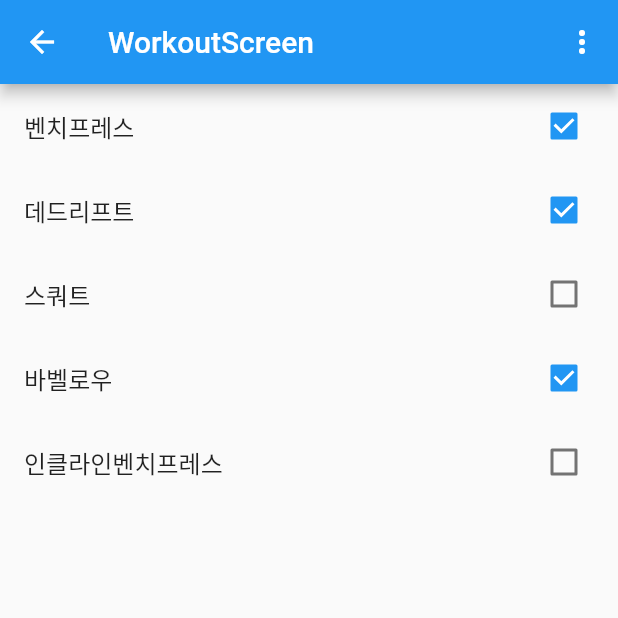
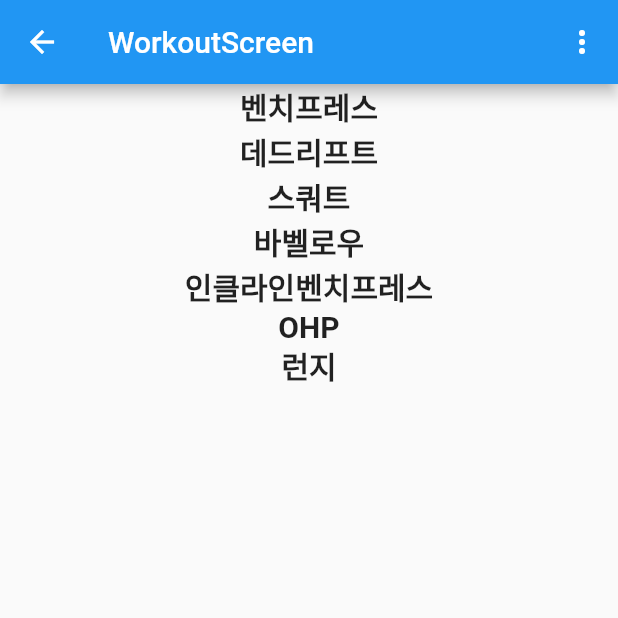
Before and after one commit to pyowonsik/flutter_riverpod_playground, a Flutter app: the WorkoutScreen screen opened directly, on a phone screen of 412 x 824 dp, the top half of it. Run offline on Flutter 3.47's test engine with Material 2 defaults, Android fonts, the light colour scheme and no system bars; our stand-ins replace flutter_riverpod.

Commit message:
refactor : 오타 수정

```diff
--- a/flutter_riverpod_playground/lib/riverpod/workout_provider.dart
+++ b/flutter_riverpod_playground/lib/riverpod/workout_provider.dart
@@ -4,21 +4,21 @@ import 'package:flutter_riverpod_playground/riverpod/state_notifier_provider_2.d
 
 final filteredWorkoutProvider = Provider<List<WorkoutModel>>((ref) {
   final workoutListState = ref.watch(workoutListProvider);
-  final fillterState = ref.watch(filterProvider);
+  final filterState = ref.watch(filterProvider);
 
-  if (fillterState == FillterState.all) {
+  if (filterState == FilterState.all) {
     return workoutListState;
   }
   return workoutListState
-      .where((e) => fillterState == FillterState.upper
+      .where((e) => filterState == FilterState.upper
           ? e.target == '상체'
           : e.target == '하체')
       .toList();
 });
 
-final filterProvider = StateProvider<FillterState>((ref) => FillterState.all);
+final filterProvider = StateProvider<FilterState>((ref) => FilterState.all);
 
-enum FillterState { upper, lower, all }
+enum FilterState { upper, lower, all }
 
 final workoutListProvider =
     StateNotifierProvider<WorkOutListNotfier, List<WorkoutModel>>(
@@ -38,6 +38,10 @@ class WorkOutListNotfier extends StateNotifier<List<WorkoutModel>> {
                 name: '바벨로우', weight: 100, isSuccess: true, target: '상체'),
             WorkoutModel(
                 name: '인클라인벤치프레스', weight: 90, isSuccess: false, target: '상체'),
+            WorkoutModel(
+                name: 'OHP', weight: 65, isSuccess: false, target: '상체'),
+            WorkoutModel(
+                name: '런지', weight: 700, isSuccess: false, target: '하체'),
           ],
         );
 
--- a/flutter_riverpod_playground/lib/screen/workout_screen.dart
+++ b/flutter_riverpod_playground/lib/screen/workout_screen.dart
@@ -14,7 +14,7 @@ class WorkoutScreen extends ConsumerWidget {
         title: Text('WorkoutScreen'),
         actions: [
           PopupMenuButton(
-            itemBuilder: (_) => FillterState.values
+            itemBuilder: (_) => FilterState.values
                 .map((e) => PopupMenuItem(
                       value: e,
                       child: Text(e.name),
@@ -28,14 +28,12 @@ class WorkoutScreen extends ConsumerWidget {
       ),
       body: ListView(
           children: state
-              .map((e) => CheckboxListTile(
-                  title: Text(e.name),
-                  value: e.isSuccess,
-                  onChanged: (bool? value) {
-                    ref
-                        .read(workoutListProvider.notifier)
-                        .toggleIsSuccess(e.name);
-                  }))
+              .map((e) => Center(
+                      child: Text(
+                    e.name,
+                    style: const TextStyle(
+                        fontSize: 20, fontWeight: FontWeight.bold),
+                  )))
               .toList()),
     );
   }
```
Also changed, not shown: 2 other files.
